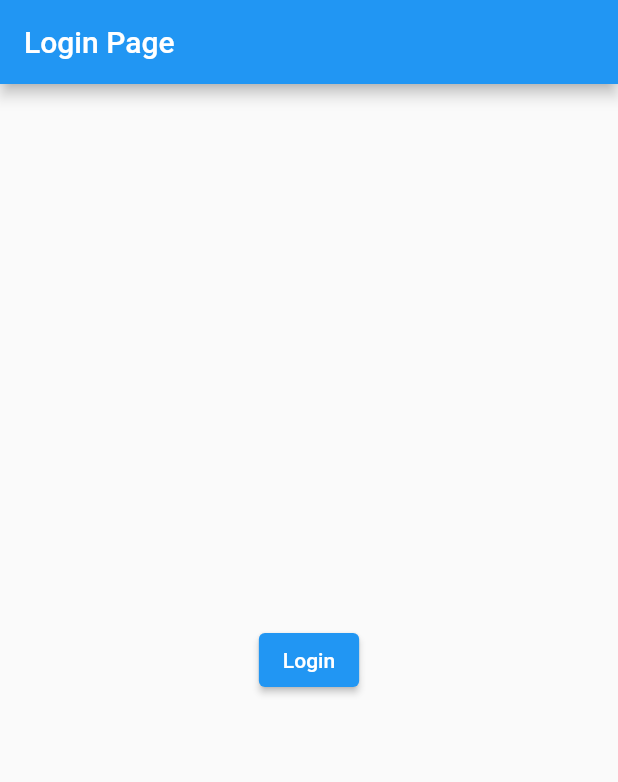
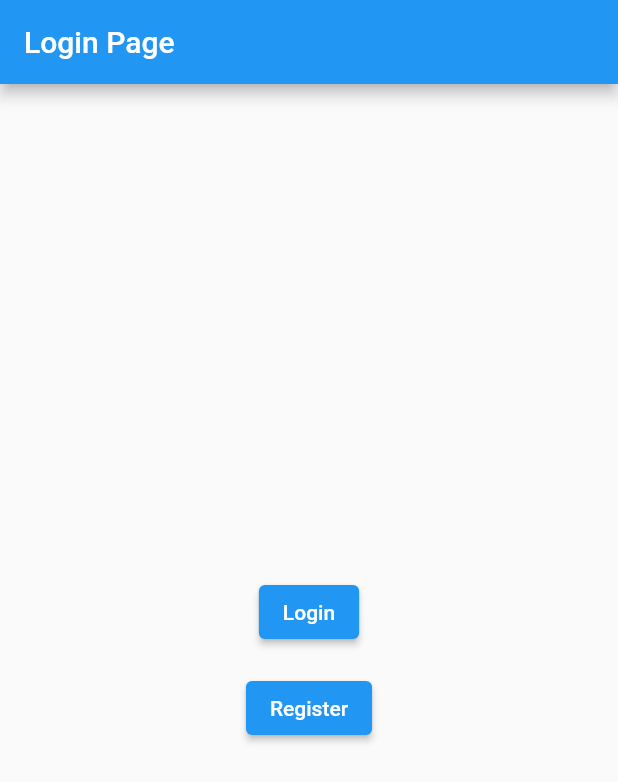
Before and after one commit to Endairion/6002CEM_Group13, a Flutter app: the screen it shows after launch, on a phone screen of 412 x 824 dp. Shown: the top 782 px of the screen. Run offline on Flutter 3.47's test engine with Material 2 defaults, Android fonts, the phone set to English and light mode, and no system bars; our stand-ins replace flutter_native_splash; statements that could not run were skipped.

Commit message:
Create register page

```diff
--- a/lib/main.dart
+++ b/lib/main.dart
@@ -1,6 +1,7 @@
 import 'package:flutter/material.dart';
 import 'package:flutter_native_splash/flutter_native_splash.dart';
 import 'package:mobile_app_development_cw2/Homepage.dart';
+import 'package:mobile_app_development_cw2/Register.dart';
 
 Future main() async {
   WidgetsFlutterBinding.ensureInitialized();
@@ -27,7 +28,10 @@ class MyApp extends StatelessWidget {
         title: const Text('Login Page'),
       ),
       body: Center(
-        child: ElevatedButton(
+        child: Column(
+          mainAxisAlignment: MainAxisAlignment.center,
+          children: [
+            ElevatedButton(
               child: const Text('Login'),
               onPressed: () {
                 Navigator.push(
@@ -36,6 +40,18 @@ class MyApp extends StatelessWidget {
                 );
               },
             ),
+            const SizedBox(height: 16),
+            ElevatedButton(
+              child: const Text('Register'),
+              onPressed: () {
+                Navigator.push(
+                  context,
+                  MaterialPageRoute(builder: (context) => const Register()),
+                );
+              },
+            ),
+          ],
+        ),
       ),
     );
   }
--- a/pubspec.yaml
+++ b/pubspec.yaml
@@ -79,6 +79,8 @@ flutter:
 
   # To add assets to your application, add an assets section, like this:
   # assets:
+  assets:
+    - assets/login_background.png
   #   - images/a_dot_burr.jpeg
   #   - images/a_dot_ham.jpeg
 
```
Also changed, not shown: lib/Register.dart (added, +52 -0 lines), pubspec.lock. Lines whose indentation alone changed are shown as unchanged.
